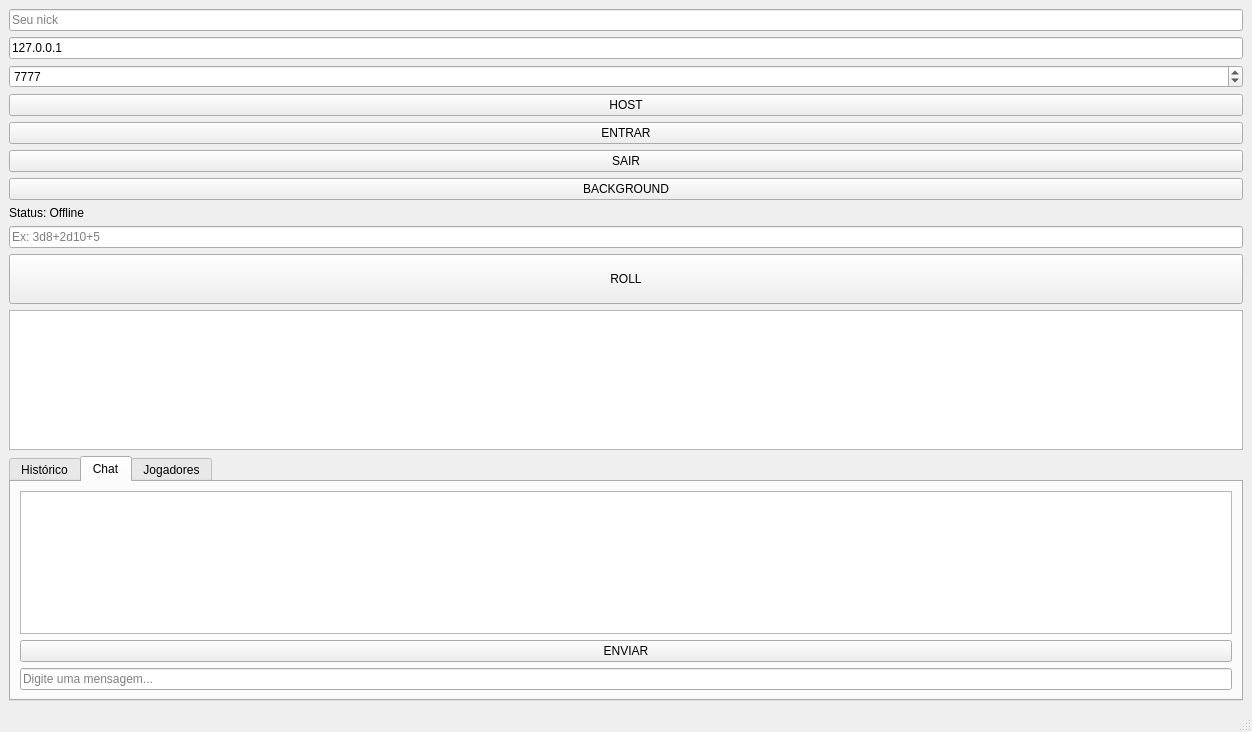
Before: the Qt Designer form mainwindow.ui in CavalodeCombate123/CryptoRPG---Roll-Dicer, drawn with Qt 5.
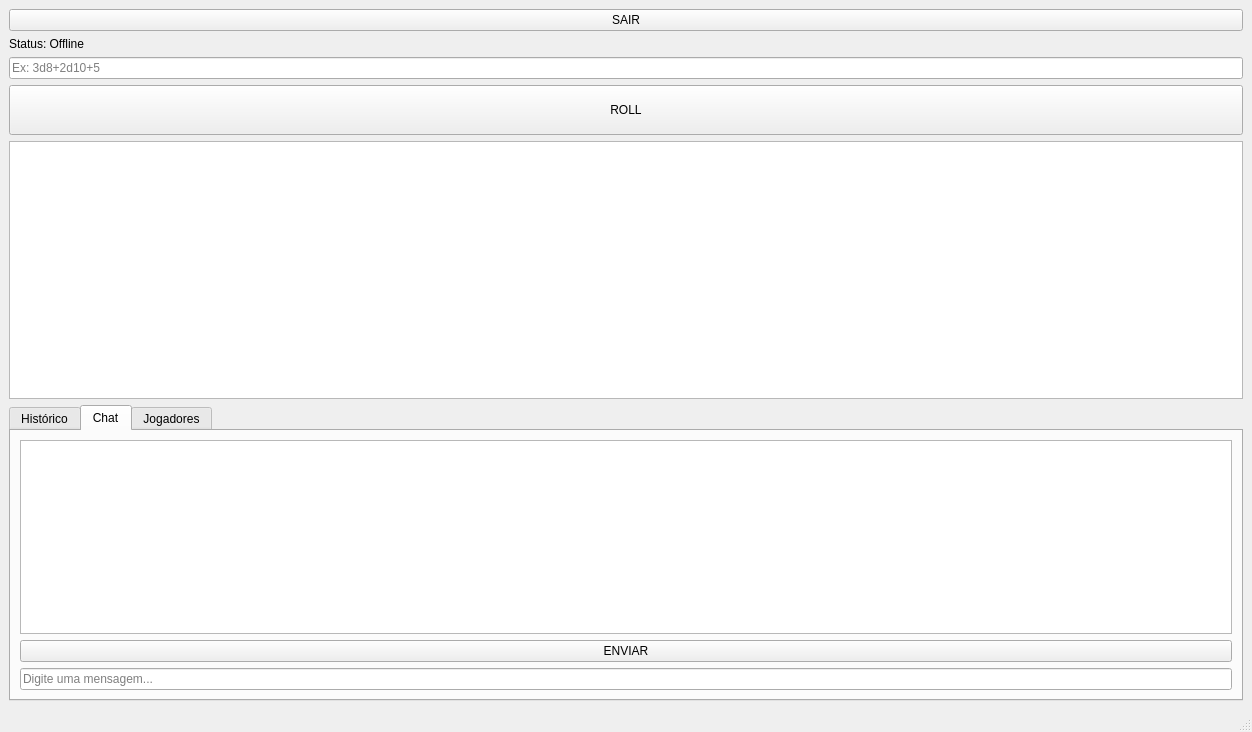
After: the same form once the commit is applied.

Commit message: Atualização: sistema de background dinâmico + correções de UI

Diff of the .ui file:
```diff
--- a/mainwindow.ui
+++ b/mainwindow.ui
@@ -16,63 +16,12 @@
   <widget class="QWidget" name="centralwidget">
    <layout class="QVBoxLayout" name="verticalLayout">
     <item>
-     <widget class="QLineEdit" name="nickEdit">
-      <property name="placeholderText">
-       <string>Seu nick</string>
-      </property>
-     </widget>
-    </item>
-    <item>
-     <widget class="QLineEdit" name="hostIpEdit">
-      <property name="text">
-       <string>127.0.0.1</string>
-      </property>
-      <property name="placeholderText">
-       <string>IP do Host (ex: 192.168.0.10)</string>
-      </property>
-     </widget>
-    </item>
-    <item>
-     <widget class="QSpinBox" name="portSpin">
-      <property name="minimum">
-       <number>1</number>
-      </property>
-      <property name="maximum">
-       <number>65535</number>
-      </property>
-      <property name="value">
-       <number>7777</number>
-      </property>
-     </widget>
-    </item>
-    <item>
-     <widget class="QPushButton" name="btnHost">
-      <property name="text">
-       <string>HOST</string>
-      </property>
-     </widget>
-    </item>
-    <item>
-     <widget class="QPushButton" name="btnJoin">
-      <property name="text">
-       <string>ENTRAR</string>
-      </property>
-     </widget>
-    </item>
-    <item>
-     <widget class="QPushButton" name="btnStopHost">
+     <widget class="QPushButton" name="btnLeave">
       <property name="text">
        <string>SAIR</string>
       </property>
      </widget>
     </item>
-    <item>
-     <widget class="QPushButton" name="btnBg">
-      <property name="text">
-       <string>BACKGROUND</string>
-      </property>
-     </widget>
-    </item>
     <item>
      <widget class="QLabel" name="statusLabel">
       <property name="text">
```
The commit also changes 292 other files.
